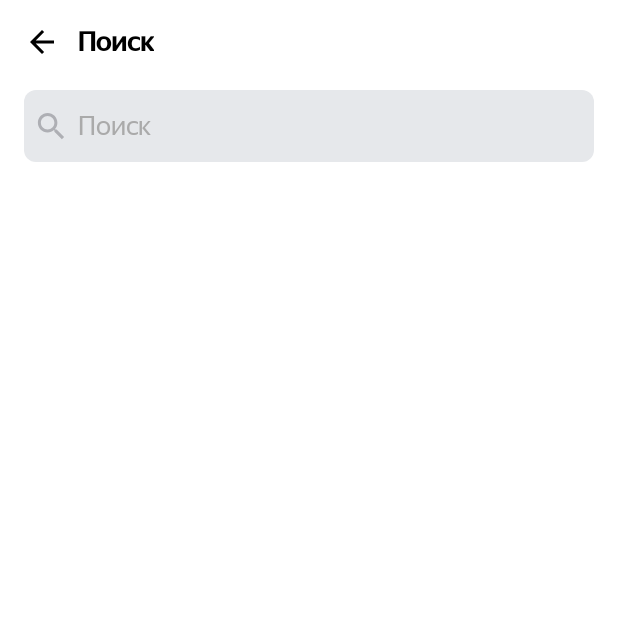
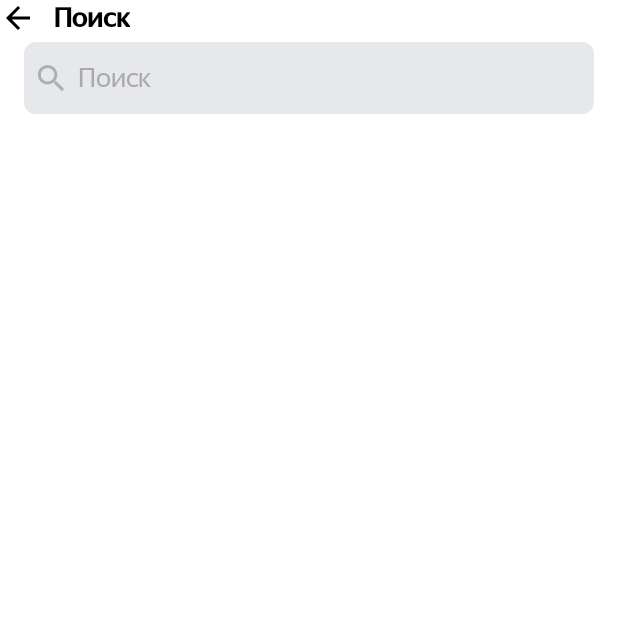
Before and after one commit to iudicio/YandexMedia, an Android app built with Jetpack Compose: the SearchActivity screen opened directly, with no data from a screen before it, on a phone screen of 412 x 824 dp, the top half of it. Run offline under Robolectric (Android 15) with nearby library versions, the phone set to English and light mode, and no system bars; pictures from the network do not load.

Commit message:
commit_3v313

```diff
--- a/app/src/main/java/com/example/yandexmedia/SettingsActivity.kt
+++ b/app/src/main/java/com/example/yandexmedia/SettingsActivity.kt
@@ -23,20 +23,16 @@ class SettingsActivity : AppCompatActivity() {
 
         val app = application as Appp
 
-        // Устанавливаем начальное состояние переключателя
         darkSwitch.isChecked = app.darkTheme
 
-        // Назад
         backButton.setOnClickListener {
             onBackPressedDispatcher.onBackPressed()
         }
 
-        // Переключение темы
         darkSwitch.setOnCheckedChangeListener { _, checked ->
             app.switchTheme(checked)
         }
 
-        // Поделиться приложением
         shareApp.setOnClickListener {
             val shareIntent = Intent(Intent.ACTION_SEND).apply {
                 type = "text/plain"
@@ -48,7 +44,6 @@ class SettingsActivity : AppCompatActivity() {
             startActivity(Intent.createChooser(shareIntent, getString(R.string.share_via)))
         }
 
-        // Написать разработчикам
         support.setOnClickListener {
             val emailIntent = Intent(Intent.ACTION_SEND).apply {
                 type = "message/rfc822"
@@ -73,7 +68,6 @@ class SettingsActivity : AppCompatActivity() {
             }
         }
 
-        // Пользовательское соглашение
         userAgreement.setOnClickListener {
             val browserIntent = Intent(Intent.ACTION_VIEW).apply {
                 data = Uri.parse(getString(R.string.offer_link))
--- a/app/src/main/res/layout/activity_search.xml
+++ b/app/src/main/res/layout/activity_search.xml
@@ -11,7 +11,7 @@
         android:layout_width="match_parent"
         android:layout_height="wrap_content"
         android:orientation="horizontal"
-        android:padding="16dp"
+        android:padding="0dp"
         android:gravity="center_vertical">
 
         <ImageView
@@ -87,20 +87,17 @@
             </FrameLayout>
         </LinearLayout>
     </androidx.cardview.widget.CardView>
-    <!-- История поиска -->
-    <!-- История поиска -->
     <LinearLayout
         android:id="@+id/historyContainer"
         android:layout_width="match_parent"
         android:layout_height="match_parent"
         android:layout_below="@id/searchCard"
         android:orientation="vertical"
-        android:paddingHorizontal="16dp"
+        android:paddingHorizontal="0dp"
         android:paddingTop="8dp"
         android:visibility="gone"
         android:gravity="center_horizontal">
 
-        <!-- Заголовок "Вы искали" -->
         <TextView
             android:id="@+id/historyTitle"
             android:layout_width="match_parent"
@@ -112,7 +109,6 @@
             android:gravity="center"
             android:layout_marginBottom="12dp" />
 
-        <!-- список треков истории: занимает всё остальное место -->
         <androidx.recyclerview.widget.RecyclerView
             android:id="@+id/historyRecyclerView"
             android:layout_width="match_parent"
@@ -120,9 +116,10 @@
             android:layout_weight="1"
             android:nestedScrollingEnabled="true"
             android:clipToPadding="false"
+            android:padding="8dp"
             android:paddingBottom="16dp" />
 
-        <!-- Кнопка "Очистить историю" всегда внизу контейнера -->
+
         <androidx.appcompat.widget.AppCompatButton
             android:id="@+id/clearHistoryButton"
             android:layout_width="wrap_content"
@@ -140,7 +137,6 @@
     </LinearLayout>
 
 
-    <!-- Список результатов -->
     <androidx.recyclerview.widget.RecyclerView
         android:id="@+id/searchResultsRecyclerView"
         android:layout_width="match_parent"
@@ -150,7 +146,6 @@
         android:clipToPadding="false"
         android:scrollbars="vertical" />
 
-    <!-- Плейсхолдер "ничего не найдено" -->
     <LinearLayout
         android:id="@+id/placeholderLayout"
         android:layout_width="match_parent"
@@ -179,7 +174,6 @@
             android:fontFamily="@font/ys_display_medium" />
     </LinearLayout>
 
-    <!-- Плейсхолдер "нет соединения" -->
     <LinearLayout
         android:id="@+id/networkErrorLayout"
         android:layout_width="match_parent"
```
